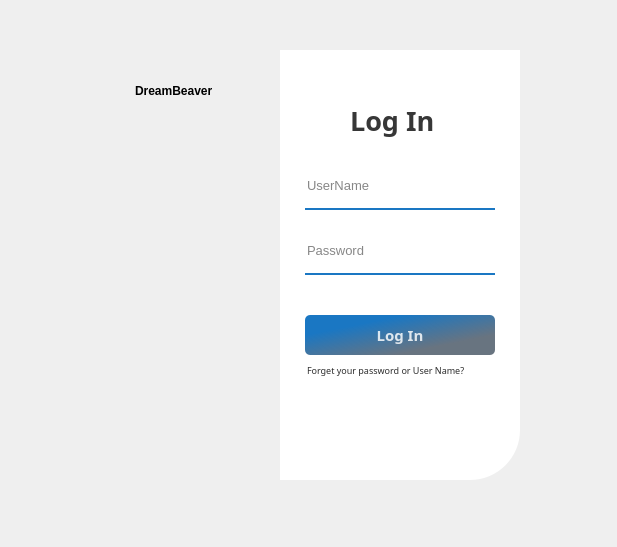
This is DreamBeaver/login.ui in life-is-potato/Dream-Beaver as Qt 5 draws it before an edit. The edited form follows.
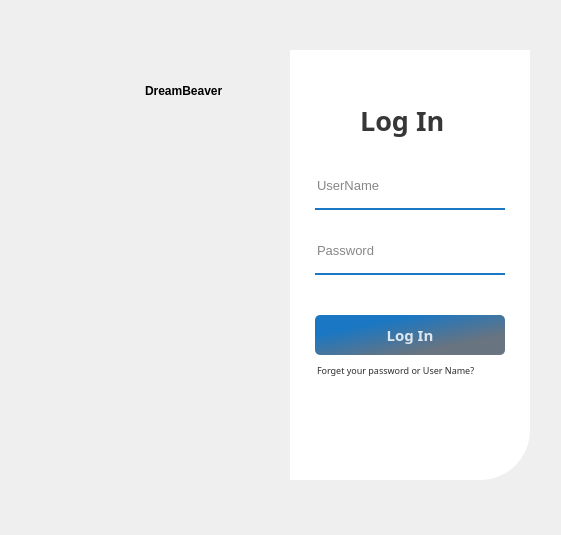
This is the edited form. Icons and pictures are not drawn.

```diff
--- a/DreamBeaver/login.ui
+++ b/DreamBeaver/login.ui
@@ -6,8 +6,8 @@
    <rect>
     <x>0</x>
     <y>0</y>
-    <width>617</width>
-    <height>547</height>
+    <width>561</width>
+    <height>535</height>
    </rect>
   </property>
   <property name="windowTitle">
@@ -16,10 +16,10 @@
   <widget class="QWidget" name="widget" native="true">
    <property name="geometry">
     <rect>
-     <x>10</x>
+     <x>20</x>
      <y>20</y>
-     <width>550</width>
-     <height>500</height>
+     <width>511</width>
+     <height>461</height>
     </rect>
    </property>
    <property name="styleSheet">
@@ -259,7 +259,7 @@
      <string>DreamBeaver</string>
     </property>
    </widget>
-   <widget class="QWidget" name="">
+   <widget class="QWidget" name="layoutWidget">
     <property name="geometry">
      <rect>
       <x>320</x>
```
Left out of the diff: 4 changed lines with no effect on the pictures.
